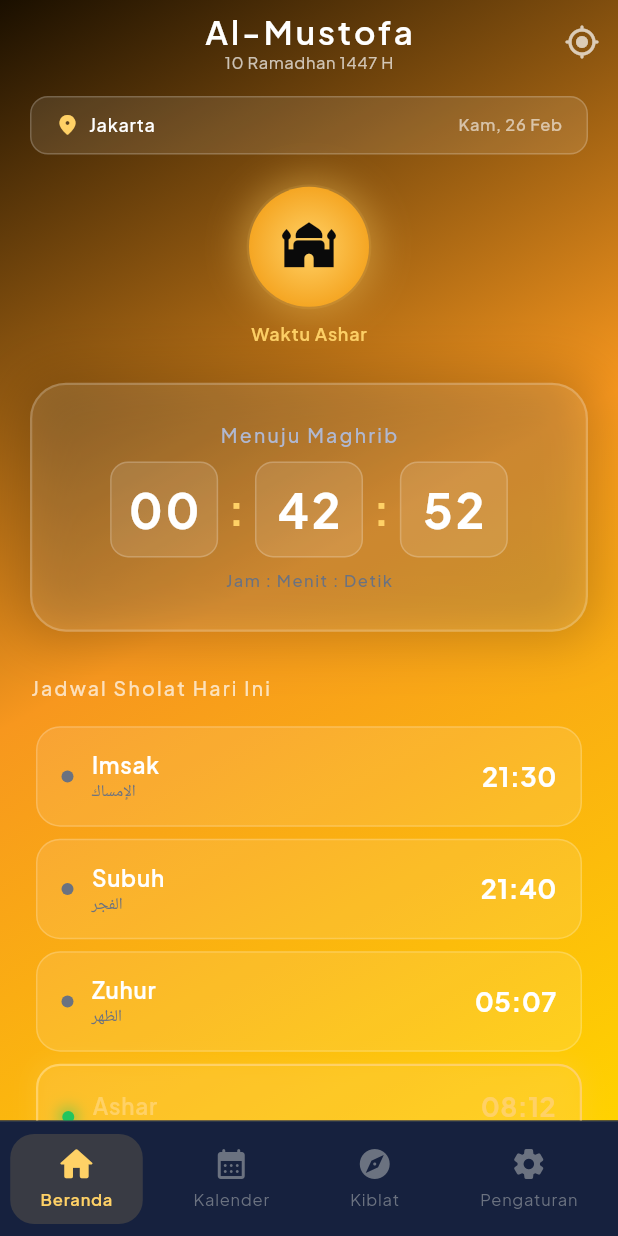
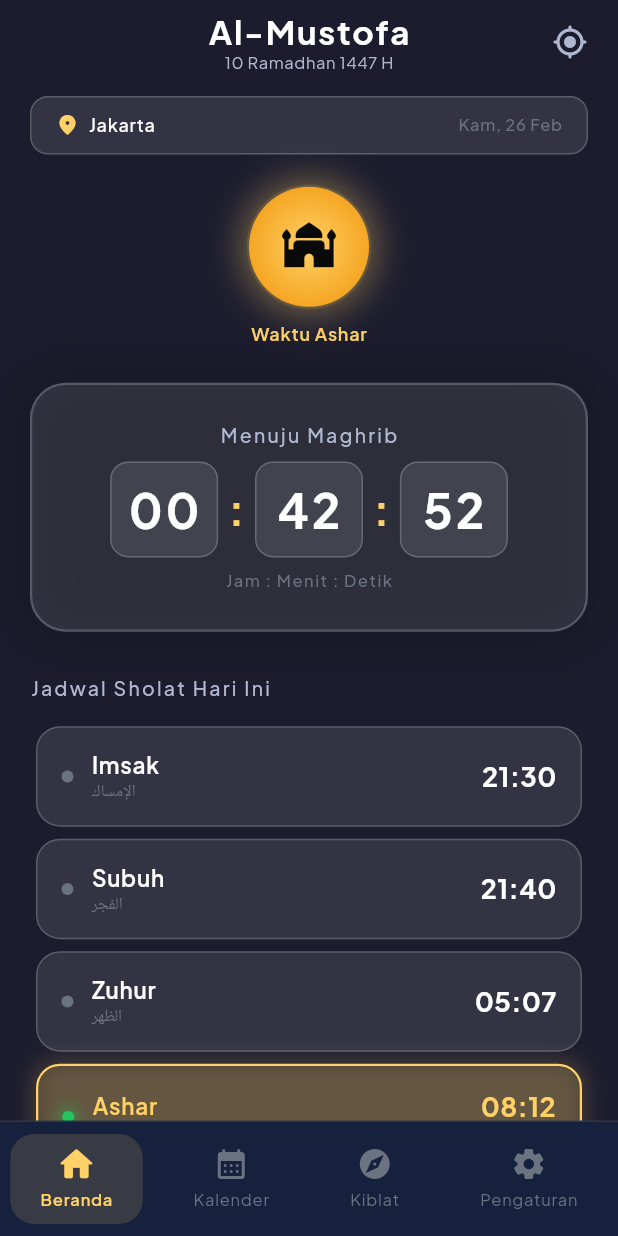
Before and after one commit to Mustofa12312/waktu_sholat_tanggal_digital_falak_panyeppen, a Flutter app: the screen it shows after launch, on a phone screen of 412 x 824 dp. Run offline on Flutter 3.47's test engine with Material 3 defaults, Android fonts, the phone set to English and light mode, and no system bars; drawn by our look-alikes of flutter_animate; our stand-ins replace adhan, dartz, equatable, flutter_bloc, flutter_compass, flutter_local_notifications and 11 more; accounts and stored records are empty.

Commit message:
kurang tahu

```diff
--- a/lib/core/constants/app_typography.dart
+++ b/lib/core/constants/app_typography.dart
@@ -110,7 +110,7 @@ class AppTypography {
   static TextStyle get countdown => GoogleFonts.plusJakartaSans(
         fontSize: 48,
         fontWeight: FontWeight.w700,
-    color: AppColors.white,
+        color: AppColors.textPrimary,
         letterSpacing: 2,
       );
 
@@ -118,7 +118,7 @@ class AppTypography {
   static TextStyle get prayerName => GoogleFonts.plusJakartaSans(
         fontSize: 18,
         fontWeight: FontWeight.w600,
-    color: AppColors.white,
+        color: AppColors.textPrimary,
         letterSpacing: 0.5,
       );
 
--- a/lib/core/theme/app_theme.dart
+++ b/lib/core/theme/app_theme.dart
@@ -45,9 +45,9 @@ class AppTheme {
         titleTextStyle: GoogleFonts.plusJakartaSans(
           fontSize: 18,
           fontWeight: FontWeight.w600,
-          color: AppColors.white,
+          color: AppColors.textPrimary,
         ),
-        iconTheme: IconThemeData(color: AppColors.white),
+        iconTheme: IconThemeData(color: AppColors.textPrimary),
       ),
       bottomNavigationBarTheme: BottomNavigationBarThemeData(
         backgroundColor: AppColors.cardDark,
--- a/lib/presentation/screens/home/home_screen.dart
+++ b/lib/presentation/screens/home/home_screen.dart
@@ -9,7 +9,7 @@ import '../../blocs/prayer/prayer_event.dart';
 import '../../blocs/prayer/prayer_state.dart';
 import '../../blocs/theme/theme_cubit.dart';
 import '../../widgets/azan_lottie_indicator.dart';
-import 'widgets/solar_gradient_bg.dart';
+// import 'widgets/solar_gradient_bg.dart';
 import 'widgets/next_prayer_countdown.dart';
 import 'widgets/prayer_card.dart';
 import '../../../core/constants/app_colors.dart';
@@ -45,13 +45,8 @@ class _HomeScreenState extends State<HomeScreen> {
           context.read<ThemeCubit>().updateFromPrayerTime(state.prayerTime);
         }
       },
-      child: BlocBuilder<ThemeCubit, List<Color>>(
-        builder: (context, gradientColors) {
-          return SolarGradientBg(
-            colors: gradientColors,
       child: Scaffold(
-              backgroundColor: Colors.transparent,
-              extendBodyBehindAppBar: true,
+        backgroundColor: AppColors.surface,
         appBar: _buildAppBar(context),
         body: BlocBuilder<PrayerBloc, PrayerState>(
           builder: (context, state) {
@@ -74,9 +69,6 @@ class _HomeScreenState extends State<HomeScreen> {
         ),
       ),
     );
-        },
-      ),
-    );
   }
 
   PreferredSizeWidget _buildAppBar(BuildContext context) {
@@ -87,19 +79,21 @@ class _HomeScreenState extends State<HomeScreen> {
     return AppBar(
       backgroundColor: Colors.transparent,
       elevation: 0,
+      centerTitle: true,
       title: Column(
         children: [
           Text(
             AppStrings.appName,
             style: AppTypography.titleLarge.copyWith(
-              color: Colors.white,
-              letterSpacing: 2,
+              color: AppColors.textPrimary,
+              fontWeight: FontWeight.bold,
+              letterSpacing: 1.2,
             ),
           ),
           Text(
             hijriStr,
             style: AppTypography.bodySmall.copyWith(
-              color: Colors.white70,
+              color: AppColors.textSecondary,
               fontSize: 11,
             ),
           ),
@@ -107,7 +101,7 @@ class _HomeScreenState extends State<HomeScreen> {
       ),
       actions: [
         IconButton(
-          icon: const Icon(Icons.my_location_rounded, color: Colors.white70),
+          icon: Icon(Icons.my_location_rounded, color: AppColors.textSecondary),
           onPressed: () {
             HapticFeedback.lightImpact();
             ScaffoldMessenger.of(context).showSnackBar(
@@ -116,7 +110,7 @@ class _HomeScreenState extends State<HomeScreen> {
                   'Memperbarui lokasi GPS...',
                   style: AppTypography.bodySmall.copyWith(color: Colors.white),
                 ),
-                backgroundColor: AppColors.primaryDark,
+                backgroundColor: AppColors.primary,
                 behavior: SnackBarBehavior.floating,
                 duration: const Duration(seconds: 2),
                 shape: RoundedRectangleBorder(
@@ -130,6 +124,7 @@ class _HomeScreenState extends State<HomeScreen> {
           },
           tooltip: 'Perbarui Lokasi',
         ),
+        const SizedBox(width: 8),
       ],
     );
   }
@@ -154,7 +149,8 @@ class _LoadingView extends StatelessWidget {
           Text(
             'Mencari lokasi & menghitung\nwaktu sholat...',
             textAlign: TextAlign.center,
-            style: AppTypography.bodyMedium.copyWith(color: Colors.white70),
+            style: AppTypography.bodyMedium
+                .copyWith(color: AppColors.textSecondary),
           ),
         ],
       ).animate().fadeIn(duration: 300.ms),
@@ -187,7 +183,8 @@ class _ErrorView extends StatelessWidget {
             Text(
               message,
               textAlign: TextAlign.center,
-              style: AppTypography.bodyMedium.copyWith(color: Colors.white70),
+              style: AppTypography.bodyMedium
+                  .copyWith(color: AppColors.textSecondary),
             ),
             const SizedBox(height: 24),
             ElevatedButton.icon(
@@ -264,7 +261,7 @@ class _LoadedView extends StatelessWidget {
             Text(
               AppStrings.todayPrayers,
               style: AppTypography.titleMedium.copyWith(
-                color: Colors.white70,
+                color: AppColors.textSecondary,
                 fontSize: 13,
                 letterSpacing: 1.5,
               ),
@@ -336,13 +333,15 @@ class _LocationBar extends StatelessWidget {
           Expanded(
             child: Text(
               city.isEmpty ? 'Jakarta, Indonesia' : city,
-              style: AppTypography.labelMedium.copyWith(color: Colors.white),
+              style: AppTypography.labelMedium
+                  .copyWith(color: AppColors.textPrimary),
               overflow: TextOverflow.ellipsis,
             ),
           ),
           Text(
             DateFormat('EEE, d MMM', 'id').format(date),
-            style: AppTypography.labelSmall.copyWith(color: Colors.white60),
+            style:
+                AppTypography.labelSmall.copyWith(color: AppColors.textMuted),
           ),
         ],
       ),
--- a/pubspec.yaml
+++ b/pubspec.yaml
@@ -62,6 +62,11 @@ dev_dependencies:
   build_runner: ^2.4.12
   flutter_launcher_icons: ^0.14.4
   image: ^4.8.0
+flutter_launcher_icons:
+  android: "launcher_icon"
+  ios: true
+  image_path: "assets/icon/app_icon.png"
+  min_sdk_android: 21
 
 flutter:
   uses-material-design: true
```
Also changed, not shown: lib/presentation/screens/settings/settings_screen.dart (+6 -6 lines), assets/icon/app_icon.png (added), 29 other files. Lines whose indentation alone changed are shown as unchanged.
